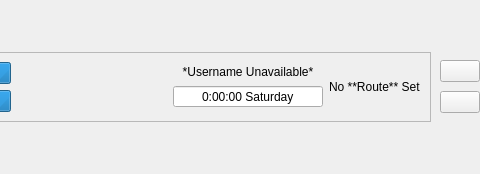
First picture: the form in ui/ShipPanel.ui, repository leothehero/Prun-Shipment-Manager, before the edit; both pictures show x 305 to 785 and y 0 to 174 of the 785 by 174 pixel window.
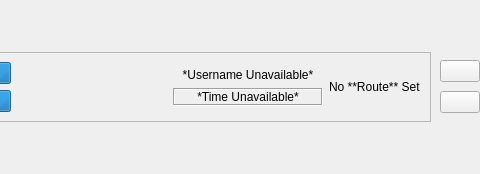
Second picture: the form after the edit. Icons and pictures are not drawn.

The edit to the form file:
```diff
--- a/ui/ShipPanel.ui
+++ b/ui/ShipPanel.ui
@@ -457,49 +457,34 @@
                 </widget>
                </item>
                <item>
-                <widget class="QDateTimeEdit" name="arrivalTime">
-                 <property name="focusPolicy">
-                  <enum>Qt::FocusPolicy::NoFocus</enum>
+                <widget class="QLabel" name="arrivalLabel">
+                 <property name="sizePolicy">
+                  <sizepolicy hsizetype="Minimum" vsizetype="Maximum">
+                   <horstretch>0</horstretch>
+                   <verstretch>0</verstretch>
+                  </sizepolicy>
                  </property>
-                 <property name="toolTip">
-                  <string>Time to Arrival</string>
+                 <property name="frameShape">
+                  <enum>QFrame::Shape::Box</enum>
                  </property>
-                 <property name="locale">
-                  <locale language="English" country="World"/>
+                 <property name="frameShadow">
+                  <enum>QFrame::Shadow::Sunken</enum>
                  </property>
-                 <property name="wrapping">
+                 <property name="lineWidth">
+                  <number>1</number>
+                 </property>
+                 <property name="text">
+                  <string>*Time Unavailable*</string>
+                 </property>
+                 <property name="textFormat">
+                  <enum>Qt::TextFormat::MarkdownText</enum>
+                 </property>
+                 <property name="scaledContents">
                   <bool>false</bool>
                  </property>
-                 <property name="frame">
-                  <bool>true</bool>
-                 </property>
                  <property name="alignment">
                   <set>Qt::AlignmentFlag::AlignCenter</set>
                  </property>
-                 <property name="readOnly">
-                  <bool>true</bool>
-                 </property>
-                 <property name="buttonSymbols">
-                  <enum>QAbstractSpinBox::ButtonSymbols::NoButtons</enum>
-                 </property>
-                 <property name="specialValueText">
-                  <string/>
-                 </property>
-                 <property name="accelerated">
-                  <bool>false</bool>
-                 </property>
-                 <property name="keyboardTracking">
-                  <bool>false</bool>
-                 </property>
-                 <property name="showGroupSeparator" stdset="0">
-                  <bool>false</bool>
-                 </property>
-                 <property name="currentSection">
-                  <enum>QDateTimeEdit::Section::HourSection</enum>
-                 </property>
-                 <property name="displayFormat">
-                  <string>H:mm:ss dddd</string>
-                 </property>
                 </widget>
                </item>
               </layout>
```
Left out of the diff: 2 changed lines with no effect on the pictures.
